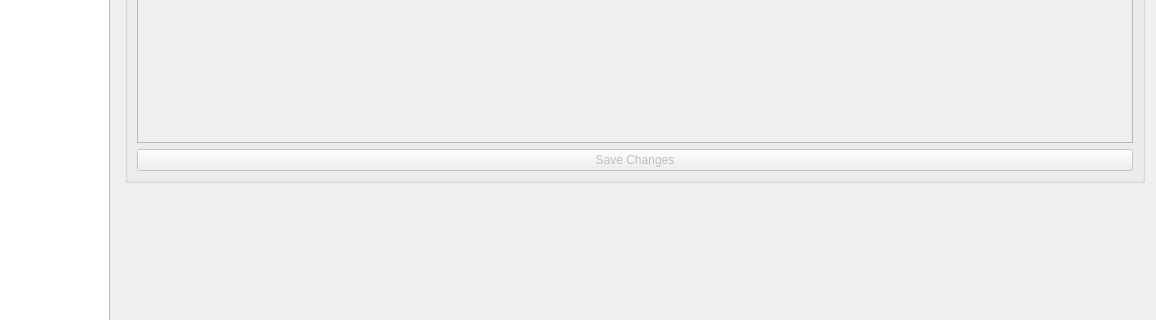
First picture: the form in source/gui/data_input/EditAccount.ui, repository BeenEncoded/check_book_program, before the edit; both pictures show x 142 to 1298 and y 265 to 585 of the 1298 by 841 pixel window.
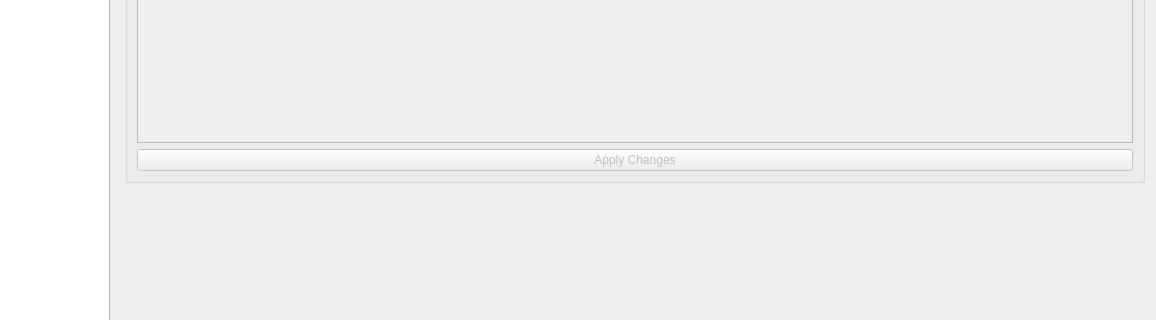
Second picture: the form after the edit.

```diff
--- a/source/gui/data_input/EditAccount.ui
+++ b/source/gui/data_input/EditAccount.ui
@@ -247,7 +247,7 @@
            <string>Save the changes you made to the transaction</string>
           </property>
           <property name="text">
-           <string>Save Changes</string>
+           <string>Apply Changes</string>
           </property>
          </widget>
         </item>
```
Left out of the diff: 15 changed lines with no effect on the pictures.
